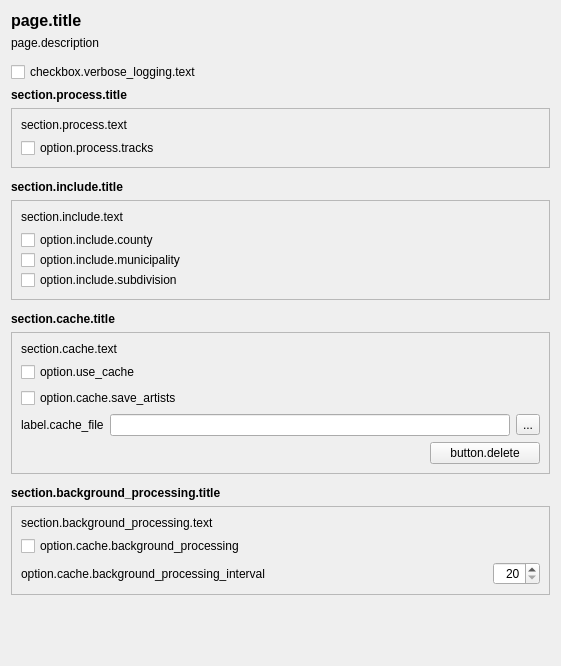
The window that options_additional_artists_details.ui (rdswift/picard-plugin-additional-artists-details) describes before a commit, drawn with Qt 5.
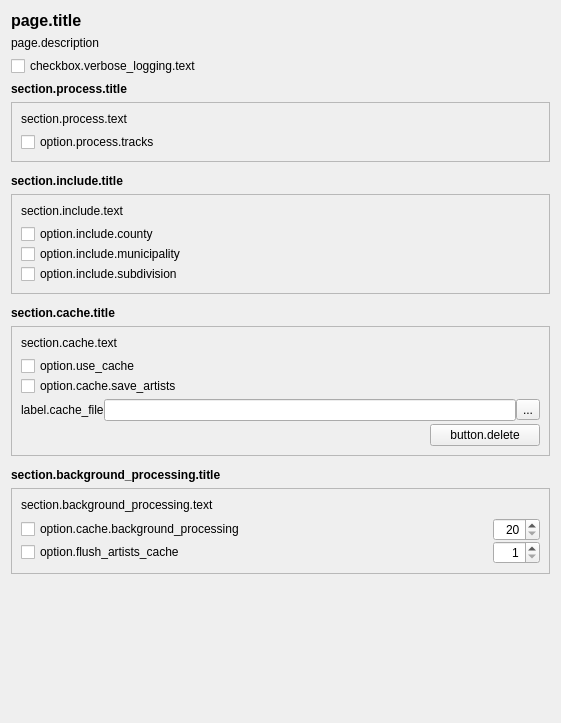
The same window after the commit.

Commit message: Add auto expire artist records

```diff
--- a/options_additional_artists_details.ui
+++ b/options_additional_artists_details.ui
@@ -7,7 +7,7 @@
     <x>0</x>
     <y>0</y>
     <width>561</width>
-    <height>666</height>
+    <height>723</height>
    </rect>
   </property>
   <property name="minimumSize">
@@ -52,22 +52,6 @@
      </property>
     </widget>
    </item>
-   <item>
-    <spacer name="verticalSpacer_2">
-     <property name="orientation">
-      <enum>Qt::Orientation::Vertical</enum>
-     </property>
-     <property name="sizeType">
-      <enum>QSizePolicy::Policy::Fixed</enum>
-     </property>
-     <property name="sizeHint" stdset="0">
-      <size>
-       <width>20</width>
-       <height>6</height>
-      </size>
-     </property>
-    </spacer>
-   </item>
    <item>
     <widget class="QCheckBox" name="cb_verbose_log">
      <property name="toolTip">
@@ -170,7 +154,7 @@
        </widget>
       </item>
       <item>
-       <layout class="QVBoxLayout" name="verticalLayout_6">
+       <layout class="QVBoxLayout" name="verticalLayout_9">
         <property name="spacing">
          <number>0</number>
         </property>
@@ -240,6 +224,9 @@
       <enum>QFrame::Shadow::Plain</enum>
      </property>
      <layout class="QVBoxLayout" name="verticalLayout_3">
+      <property name="spacing">
+       <number>6</number>
+      </property>
       <item>
        <widget class="QLabel" name="cache_section_text">
         <property name="text">
@@ -251,6 +238,14 @@
        </widget>
       </item>
       <item>
+       <layout class="QVBoxLayout" name="verticalLayout_6">
+        <property name="spacing">
+         <number>0</number>
+        </property>
+        <property name="topMargin">
+         <number>0</number>
+        </property>
+        <item>
        <widget class="QCheckBox" name="cb_use_cache">
         <property name="sizePolicy">
          <sizepolicy hsizetype="Expanding" vsizetype="Fixed">
@@ -276,6 +271,22 @@
         </property>
        </widget>
       </item>
+        <item>
+         <spacer name="verticalSpacer_2">
+          <property name="orientation">
+           <enum>Qt::Orientation::Vertical</enum>
+          </property>
+          <property name="sizeType">
+           <enum>QSizePolicy::Policy::Fixed</enum>
+          </property>
+          <property name="sizeHint" stdset="0">
+           <size>
+            <width>20</width>
+            <height>3</height>
+           </size>
+          </property>
+         </spacer>
+        </item>
       <item>
        <layout class="QHBoxLayout" name="horizontalLayout">
         <property name="topMargin">
@@ -310,6 +321,22 @@
         </item>
        </layout>
       </item>
+        <item>
+         <spacer name="verticalSpacer_6">
+          <property name="orientation">
+           <enum>Qt::Orientation::Vertical</enum>
+          </property>
+          <property name="sizeType">
+           <enum>QSizePolicy::Policy::Fixed</enum>
+          </property>
+          <property name="sizeHint" stdset="0">
+           <size>
+            <width>20</width>
+            <height>3</height>
+           </size>
+          </property>
+         </spacer>
+        </item>
       <item>
        <layout class="QHBoxLayout" name="horizontalLayout_3">
         <property name="topMargin">
@@ -353,6 +380,8 @@
        </layout>
       </item>
      </layout>
+      </item>
+     </layout>
     </widget>
    </item>
    <item>
@@ -392,6 +421,9 @@
       <enum>QFrame::Shadow::Raised</enum>
      </property>
      <layout class="QVBoxLayout" name="verticalLayout_2">
+      <property name="spacing">
+       <number>6</number>
+      </property>
       <item>
        <widget class="QLabel" name="background_processing_label">
         <property name="text">
@@ -403,6 +435,22 @@
        </widget>
       </item>
       <item>
+       <layout class="QVBoxLayout" name="verticalLayout_10">
+        <property name="spacing">
+         <number>0</number>
+        </property>
+        <property name="topMargin">
+         <number>0</number>
+        </property>
+        <property name="bottomMargin">
+         <number>0</number>
+        </property>
+        <item>
+         <layout class="QHBoxLayout" name="horizontalLayout_4">
+          <property name="topMargin">
+           <number>0</number>
+          </property>
+          <item>
        <widget class="QCheckBox" name="cb_use_background_processing">
         <property name="text">
          <string>option.cache.background_processing</string>
@@ -410,24 +458,6 @@
        </widget>
       </item>
       <item>
-       <layout class="QHBoxLayout" name="horizontalLayout_4">
-        <property name="topMargin">
-         <number>0</number>
-        </property>
-        <item>
-         <widget class="QLabel" name="background_processing_interval_label">
-          <property name="sizePolicy">
-           <sizepolicy hsizetype="Preferred" vsizetype="Preferred">
-            <horstretch>1</horstretch>
-            <verstretch>0</verstretch>
-           </sizepolicy>
-          </property>
-          <property name="text">
-           <string>option.cache.background_processing_interval</string>
-          </property>
-         </widget>
-        </item>
-        <item>
          <spacer name="horizontalSpacer_2">
           <property name="orientation">
            <enum>Qt::Orientation::Horizontal</enum>
@@ -455,6 +485,44 @@
         </item>
        </layout>
       </item>
+        <item>
+         <layout class="QHBoxLayout" name="horizontalLayout_2">
+          <property name="topMargin">
+           <number>0</number>
+          </property>
+          <item>
+           <widget class="QCheckBox" name="cb_flush_artists_cache">
+            <property name="sizePolicy">
+             <sizepolicy hsizetype="MinimumExpanding" vsizetype="Fixed">
+              <horstretch>0</horstretch>
+              <verstretch>0</verstretch>
+             </sizepolicy>
+            </property>
+            <property name="toolTip">
+             <string>tooltip.flush_artists_cache</string>
+            </property>
+            <property name="text">
+             <string>option.flush_artists_cache</string>
+            </property>
+           </widget>
+          </item>
+          <item>
+           <widget class="QSpinBox" name="artist_flush_interval">
+            <property name="alignment">
+             <set>Qt::AlignmentFlag::AlignRight|Qt::AlignmentFlag::AlignTrailing|Qt::AlignmentFlag::AlignVCenter</set>
+            </property>
+            <property name="minimum">
+             <number>1</number>
+            </property>
+            <property name="maximum">
+             <number>999</number>
+            </property>
+           </widget>
+          </item>
+         </layout>
+        </item>
+       </layout>
+      </item>
      </layout>
     </widget>
    </item>
```
Left out of the diff: 2 changed lines with no effect on the pictures. Lines whose indentation alone changed are shown as unchanged. The commit also changes 6 other files.
